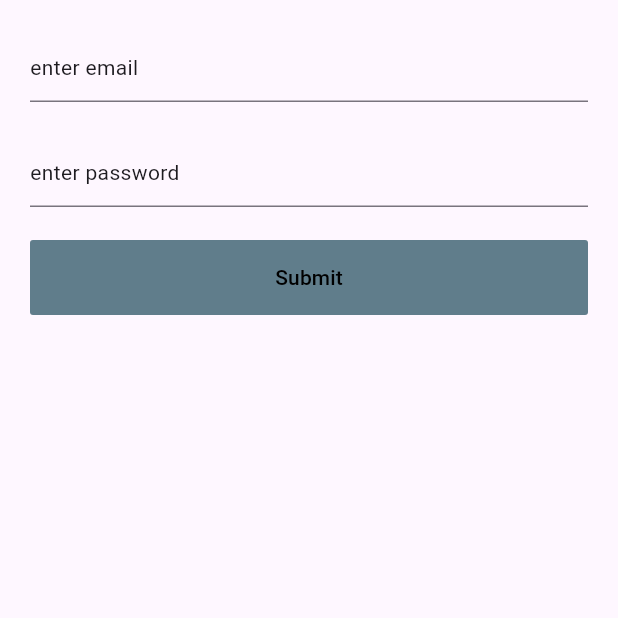
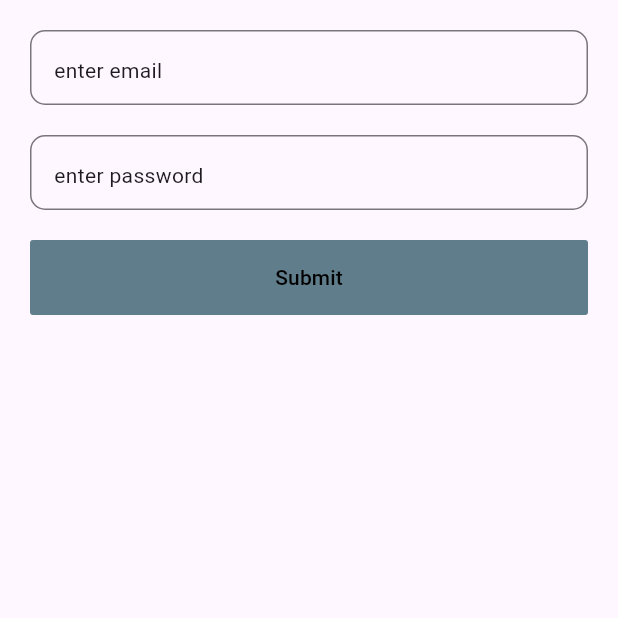
Before and after one commit to JoshuaOzibo/Learning_Flutter, a Flutter app: the screen it shows after launch, on a phone screen of 412 x 824 dp, the top half of it. Run offline on Flutter 3.47's test engine with Material 3 defaults, Android fonts, the phone set to English and light mode, and no system bars; our stand-ins replace bloc, flutter_bloc, flutter_dotenv, hive, hive_flutter; missing offline and left inert: auth0_flutter, otp_pin_field, pay; accounts and stored records are empty.

Commit message:
updated code

```diff
--- a/lib/full_auth_practice/presentation/form_inputs/email_and_password_input.dart
+++ b/lib/full_auth_practice/presentation/form_inputs/email_and_password_input.dart
@@ -24,7 +24,13 @@ class EmailAndPasswordInput extends StatelessWidget {
             child: TextField(
               controller: emailController,
               autocorrect: true,
-              decoration: InputDecoration(hint: Text('enter email')),
+              decoration: InputDecoration(
+                focusedBorder: OutlineInputBorder(borderSide: BorderSide(width: 1, color: Colors.black)),
+                border: OutlineInputBorder(
+                  borderSide: BorderSide(width: 1,),
+                  borderRadius: BorderRadius.circular(10)
+                ),
+                hint: Text('enter email')),
             ),
           ),
           SizedBox(
@@ -33,7 +39,13 @@ class EmailAndPasswordInput extends StatelessWidget {
             child: TextField(
               controller: passwordController,
               autocorrect: true,
-              decoration: InputDecoration(hint: Text('enter password')),
+              decoration: InputDecoration(
+                focusedBorder: OutlineInputBorder(borderSide: BorderSide(width: 1, color: Colors.black)),
+                border: OutlineInputBorder(
+                  borderSide: BorderSide(width: 1,),
+                  borderRadius: BorderRadius.circular(10)
+                ),
+                hint: Text('enter password')),
             ),
           ),
 
--- /dev/null
+++ b/lib/full_auth_practice/presentation/viewmodel/form_input_auth_vm.dart
@@ -0,0 +1,7 @@
+import 'package:flutter/material.dart';
+import 'package:flutter_application_1/full_auth_practice/presentation/viewmodel/state/input_state.dart';
+import 'package:flutter_bloc/flutter_bloc.dart';
+
+class FormInputAuthVm extends Cubit<InputState> {
+  FormInputAuthVm() : super(InputState(isAuthenticated: false));
+}
--- /dev/null
+++ b/lib/full_auth_practice/presentation/viewmodel/state/input_state.dart
@@ -0,0 +1,7 @@
+class InputState {
+ bool isAuthenticated;
+
+ InputState({
+  required this.isAuthenticated
+ });
+}
```
